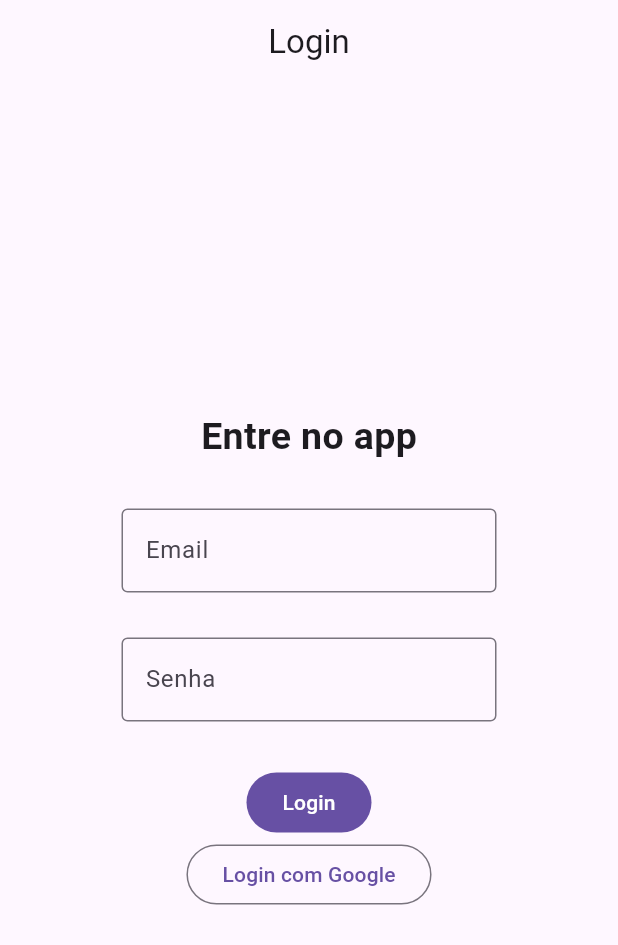
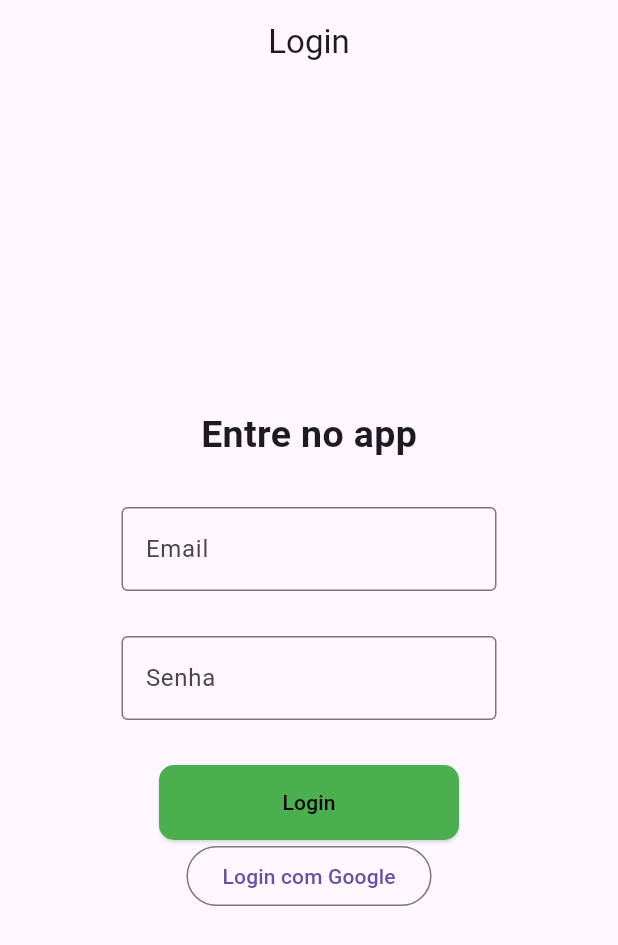
Before and after one commit to FabioMiguelNascimento/echoTrack, a Flutter app: the screen it shows after launch, on a phone screen of 412 x 824 dp. Shown: the top 945 px of the screen. Run offline on Flutter 3.47's test engine with Material 3 defaults, Android fonts, the phone set to English and light mode, and no system bars.

Commit message:
chore: masi estilizações da p;agina de login

```diff
--- a/lib/pages/login.pages.dart
+++ b/lib/pages/login.pages.dart
@@ -31,18 +31,34 @@ class LoginPage extends StatelessWidget {
                   labelText: "Senha",
                 ),
               ),
-              Column(
+              SizedBox(
+                width: 225,
+                child: Column(
                   mainAxisAlignment: MainAxisAlignment.spaceBetween,
                   children: <Widget>[
-                  FilledButton(
+                    ElevatedButton(
                       onPressed: () {},
-                    child: const Text("Login"),
+                      style: ElevatedButton.styleFrom(
+                        backgroundColor: const Color.fromARGB(255, 76, 175, 79),
+                        padding: EdgeInsets.all(10),
+                        maximumSize: Size(300.0, 50.0),
+                        minimumSize: Size(200.0, 50.0),
+                        shadowColor: Color.fromARGB(255, 255, 255, 255),
+                        shape: RoundedRectangleBorder(
+                          borderRadius: BorderRadius.circular(10.0),
+                        ),
+                      ),
+                      child: const Text(
+                        "Login",
+                        style: TextStyle(color: Colors.black),
+                      ),
                     ),
                     OutlinedButton(
                       onPressed: () {},
                       child: const Text("Login com Google"),
                     ),
                   ],
+                ),
               ),
             ],
           ),
```
Lines whose indentation alone changed are shown as unchanged.
